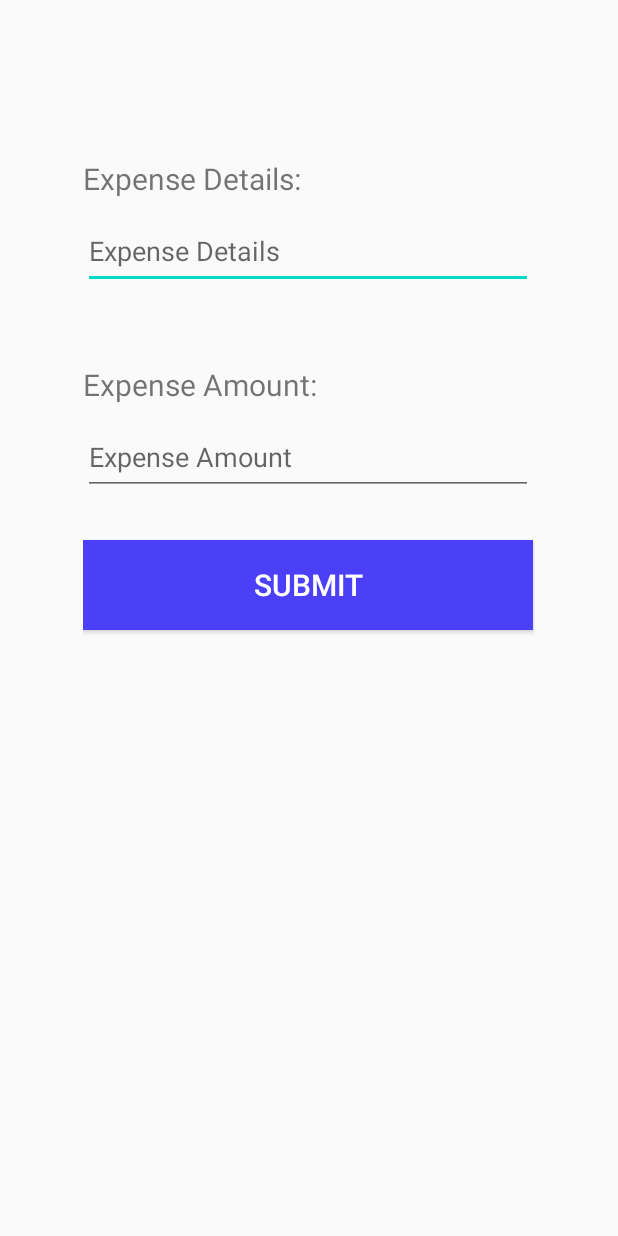
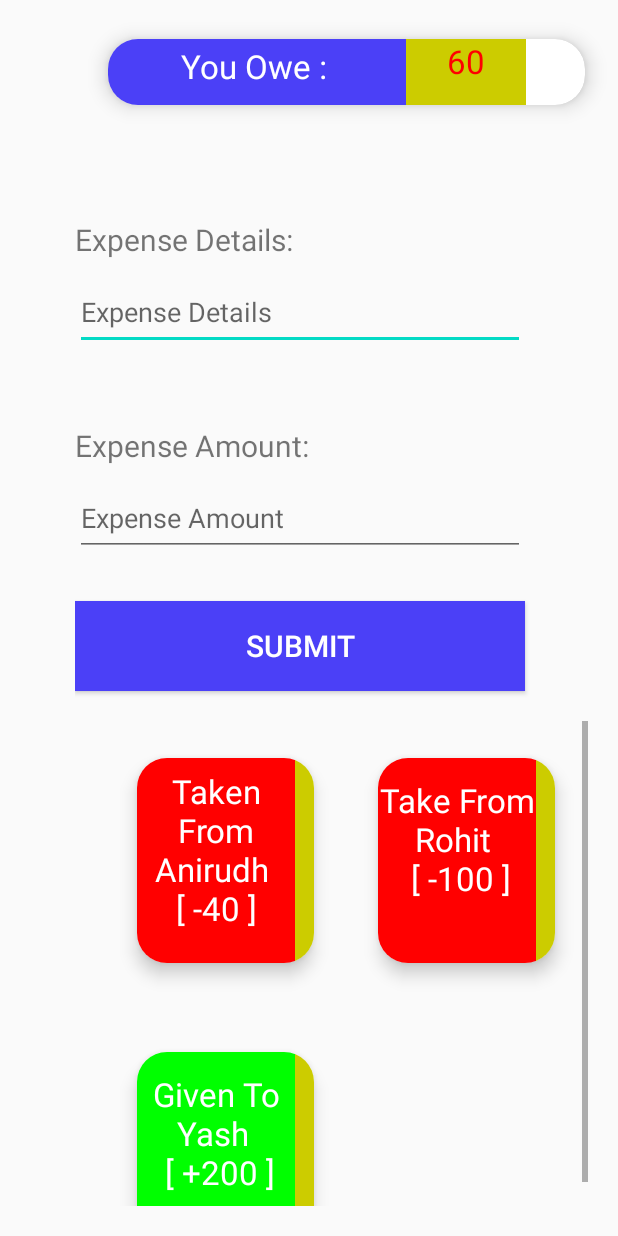
Before and after one commit to riotgage/Student-DigiAssist, an Android app: the AddExpense screen opened directly, with no data from a screen before it, on a phone screen of 412 x 824 dp. Run offline under Robolectric (Android 15) with nearby library versions, the phone set to English and light mode, and no system bars.

Commit message:
notes Screen Completed And Expense Screen Completed

```diff
--- a/app/src/main/java/com/example/student_digiassist/AddExpense.java
+++ b/app/src/main/java/com/example/student_digiassist/AddExpense.java
@@ -2,13 +2,90 @@ package com.example.student_digiassist;
 
 import androidx.appcompat.app.AppCompatActivity;
 
+import android.graphics.Color;
 import android.os.Bundle;
+import android.view.View;
+import android.view.ViewGroup;
+import android.widget.AdapterView;
+import android.widget.EditText;
+import android.widget.GridView;
+import android.widget.LinearLayout;
+import android.widget.TextView;
+import android.widget.Toast;
+
+import java.util.ArrayList;
 
 public class AddExpense extends AppCompatActivity {
 
+    GridView grid;
+    TextView show;
+    EditText details,amount;
+    ArrayList<String> Detail_list = new ArrayList<String>();
+   int total = 0;
+    ArrayList<Integer> Code = new ArrayList<Integer>();
+
     @Override
     protected void onCreate(Bundle savedInstanceState) {
+        Detail_list.add("Taken From Anirudh \n [ -40 ] ");
+        Code.add(6);
+        Detail_list.add("Take From Rohit \n [ -100 ]");
+        Code.add(6);
+        Detail_list.add("Given To Yash \n [ +200 ]");
+        Code.add(5);
         super.onCreate(savedInstanceState);
         setContentView(R.layout.activity_add_expense);
+        CustomGrid adapter = new CustomGrid(AddExpense.this, Detail_list,Code,-1,"");
+        grid=(GridView)findViewById(R.id.grid);
+        grid.setAdapter(adapter);
+        show = (TextView)findViewById(R.id.grid_text);
+        details = (EditText) findViewById(R.id.details);
+        amount = (EditText) findViewById(R.id.amount);
+        total = 60;
+        show.setText(String.valueOf(total));
+        show.setTextColor(Color.parseColor("#FF0000"));
+
+        grid.setOnItemClickListener(new AdapterView.OnItemClickListener() {
+            @Override
+            public void onItemClick(AdapterView<?> parent, View view,
+                                    int position, long id) {
+                Toast.makeText(AddExpense.this,  Detail_list.get(+position), Toast.LENGTH_SHORT).show();
+
+            }
+        });
+
+    }
+
+    public void insert(View view) {
+        String t = details.getText().toString();
+        String c = amount.getText().toString();
+        if(t!= ""&&c!="")
+        {
+            Detail_list.add(0,t+"\n [ "+c+" ]");
+                if(c.charAt(0) =='-')
+                {
+
+                    Code.add(0,6);
+                }
+                else
+                {
+                    Code.add(0,5);
+                }
+                total = total + Integer.parseInt(c.toString());
+                details.setText("");
+                amount.setText("");
+            show.setText(String.valueOf(total));
+            if(total<0)
+                show.setTextColor(Color.parseColor("#FF0000"));
+            else
+                show.setTextColor(Color.parseColor("#00FF00"));
+            Toast.makeText(AddExpense.this, "Expense Added ", Toast.LENGTH_SHORT).show();
+            CustomGrid adapter = new CustomGrid(AddExpense.this, Detail_list,Code,-1,"");
+            grid=(GridView)findViewById(R.id.grid);
+            grid.setAdapter(adapter);
+        }
+        else
+        {
+            Toast.makeText(AddExpense.this, "Plz insert the proper values ", Toast.LENGTH_SHORT).show();
+        }
     }
 }
--- a/app/src/main/java/com/example/student_digiassist/CustomGrid.java
+++ b/app/src/main/java/com/example/student_digiassist/CustomGrid.java
@@ -9,6 +9,9 @@ import android.widget.BaseAdapter;
 import android.widget.ImageView;
 import android.widget.LinearLayout;
 import android.widget.TextView;
+
+import androidx.cardview.widget.CardView;
+import androidx.core.content.ContextCompat;
 
 import java.util.List;
 
@@ -54,24 +57,24 @@ public class CustomGrid extends BaseAdapter{
 
         if (convertView == null) {
 
-            grid = new View(mContext);
+//            grid = new View(mContext);
             grid = inflater.inflate(R.layout.grid, null);
             TextView textView = (TextView) grid.findViewById(R.id.grid_text);
-            LinearLayout li = (LinearLayout) grid.findViewById(R.id.layoutsize);
-             textView.setText(title.get(position));
-            if(shapes.get(position) == 1)
-                li.setBackgroundResource(R.drawable.shape);
-            else if(shapes.get(position) ==2)
-                li.setBackgroundResource(R.drawable.shape2);
-            else
-                li.setBackgroundResource(R.drawable.shape3);
+            textView.setText(title.get(position));
+            LinearLayout li  = (LinearLayout) grid.findViewById(R.id.card_view);
+            if(shapes.get(position) == 4)
+            {
+                li.setBackgroundColor(Color.parseColor("#CCCC00"));
+            }
+            else if(shapes.get(position) == 5)
+            {
+                li.setBackgroundColor(Color.parseColor("#00FF00"));
+            }
+            else if(shapes.get(position) == 6)
+            {
+                li.setBackgroundColor(Color.parseColor("#FF0000"));
+            }
 
-            if(position == loc)
-            {
-                textView.setText(containst);
-                textView.setTextSize(15);
-                li.setBackgroundResource(R.drawable.shape4);
-            }
 
         } else {
             grid = (View) convertView;
--- a/app/src/main/java/com/example/student_digiassist/MainActivity.java
+++ b/app/src/main/java/com/example/student_digiassist/MainActivity.java
@@ -20,8 +20,11 @@ public class MainActivity extends AppCompatActivity {
     }
 
     public void notesScreen(View view) {
-        startActivity(new Intent(MainActivity.this, Alerts.class));
+        startActivity(new Intent(MainActivity.this, notes.class));
     }
 
 
+    public void expensescreenb(View view) {
+        startActivity(new Intent(MainActivity.this, AddExpense.class));
+    }
 }
--- a/app/src/main/res/layout/activity_add_expense.xml
+++ b/app/src/main/res/layout/activity_add_expense.xml
@@ -1,16 +1,75 @@
 <?xml version="1.0" encoding="utf-8"?>
-<androidx.constraintlayout.widget.ConstraintLayout xmlns:android="http://schemas.android.com/apk/res/android"
+<LinearLayout xmlns:android="http://schemas.android.com/apk/res/android"
     xmlns:app="http://schemas.android.com/apk/res-auto"
     xmlns:tools="http://schemas.android.com/tools"
     android:layout_width="match_parent"
     android:layout_height="match_parent"
+    android:orientation="horizontal"
     tools:context=".AddExpense">
 
     <LinearLayout
         android:orientation="vertical"
         android:layout_width="match_parent"
         android:layout_height="match_parent"
-        android:padding="55dp">
+        android:paddingLeft="50dp">
+        <androidx.cardview.widget.CardView
+            xmlns:card_view="https://schemas.android.com/apk/res-auto"
+            android:layout_width="match_parent"
+            android:layout_height="80dp"
+            card_view:cardBackgroundColor="#ffffff"
+            app:cardCornerRadius="20dp"
+            app:cardElevation="8dp"
+            android:layout_margin="8dp"
+            android:padding="2dp"
+            app:cardUseCompatPadding="true">
+
+            <LinearLayout
+                android:weightSum="3"
+                android:layout_width="match_parent"
+                android:layout_height="match_parent"
+                android:orientation="horizontal">
+
+                <LinearLayout
+                    android:id="@+id/card_view"
+                    android:layout_width="120dp"
+                    android:weightSum="4"
+                    android:background="@color/colorPrimaryDark"
+                    android:layout_height="match_parent"
+                    android:layout_weight="2"
+                    android:orientation="vertical">
+
+                    <TextView
+                        android:layout_width="match_parent"
+                        android:layout_height="wrap_content"
+                        android:layout_gravity="center_horizontal"
+                        android:textColor="#ffffff"
+                        android:text="You Owe : "
+                        android:layout_weight="2"
+                        android:gravity="center"
+                        android:textAppearance="?android:attr/textAppearanceLarge"/>
+
+                </LinearLayout>
+                <LinearLayout
+                    android:layout_width="80dp"
+                    android:background="#CCCC00"
+                    android:layout_height="match_parent"
+                    android:orientation="horizontal">
+                    <TextView
+                        android:layout_width="match_parent"
+                        android:layout_height="wrap_content"
+                        android:layout_gravity="center_horizontal"
+                        android:textColor="#ffffff"
+                        android:id="@+id/grid_text"
+                        android:layout_weight="2"
+                        android:gravity="center"
+                        android:textAppearance="?android:attr/textAppearanceLarge"/>
+
+                </LinearLayout>
+
+            </LinearLayout>
+
+        </androidx.cardview.widget.CardView>
+
 
         <TextView
             android:layout_width="182dp"
@@ -20,6 +79,7 @@
             android:textSize="20dp"></TextView>
 
         <EditText
+            android:id="@+id/details"
             android:layout_width="300dp"
             android:layout_height="50dp"
             android:layout_marginTop="10dp"
@@ -33,20 +93,37 @@
             android:textSize="20dp"></TextView>
 
         <EditText
+            android:id="@+id/amount"
             android:layout_width="300dp"
             android:layout_height="50dp"
             android:layout_marginTop="10dp"
             android:hint="Expense Amount"></EditText>
 
         <Button
+            android:id="@+id/submit"
             android:layout_width="300dp"
             android:layout_height="60dp"
             android:layout_marginTop="30dp"
+            android:onClick="insert"
             android:text="Submit"
             android:textSize="20dp"
             android:background="@color/colorPrimaryDark"
             android:textColor="@color/white"></Button>
 
+        <GridView
+            android:numColumns="auto_fit"
+            android:gravity="center_horizontal"
+            android:columnCount="2"
+            android:padding="20dp"
+            android:verticalSpacing="10dp"
+            android:layout_width="fill_parent"
+            android:layout_height="fill_parent"
+            android:id="@+id/grid"
+            tools:ignore="MissingConstraints" />
+
     </LinearLayout>
 
-</androidx.constraintlayout.widget.ConstraintLayout>
+
+
+
+</LinearLayout>
--- a/app/src/main/res/layout/activity_main.xml
+++ b/app/src/main/res/layout/activity_main.xml
@@ -123,6 +123,7 @@
                 android:layout_rowWeight="1"
                 app:cardElevation="60dp"
                 app:cardCornerRadius="12dp"
+                android:onClick="expensescreenb"
                 android:layout_margin="12dp">
                 <LinearLayout
                     android:orientation="vertical"
--- a/app/src/main/res/layout/activity_notes.xml
+++ b/app/src/main/res/layout/activity_notes.xml
@@ -50,6 +50,8 @@
             android:layout_gravity="center"
             android:orientation="vertical"
             android:padding="20dp"
+            android:focusable="false"
+            android:focusableInTouchMode="true"
             android:layout_height="1dp">
 
             <EditText
@@ -79,8 +81,6 @@
 
 
 
-
-
         <GridView
             android:numColumns="auto_fit"
             android:gravity="center_horizontal"
--- a/app/src/main/res/layout/grid.xml
+++ b/app/src/main/res/layout/grid.xml
@@ -1,24 +1,57 @@
 <LinearLayout  xmlns:android="http://schemas.android.com/apk/res/android"
-    xmlns:tools="http://schemas.android.com/tools"
-    android:layout_width="wrap_content"
-    android:layout_height="wrap_content"
-    android:padding="20dp" >
+    android:layout_width="match_parent"
+    xmlns:app="http://schemas.android.com/apk/res-auto"
+    android:orientation="vertical"
+    android:layout_height="wrap_content">
 
-    <LinearLayout
-        android:layout_width="180dp"
-        android:id="@+id/layoutsize"
-        android:layout_height="200dp">
+    <androidx.cardview.widget.CardView
+        xmlns:card_view="https://schemas.android.com/apk/res-auto"
+        android:layout_width="match_parent"
+        android:layout_height="170dp"
+        card_view:cardBackgroundColor="#ffffff"
+        app:cardCornerRadius="20dp"
+        app:cardElevation="7dp"
+        android:layout_margin="8dp"
+        android:padding="5dp"
+        app:cardUseCompatPadding="true">
 
-        <TextView
-            android:id="@+id/grid_text"
-            android:layout_width="wrap_content"
-            android:layout_height="wrap_content"
-            android:gravity="center_vertical"
-            android:singleLine="true"
-            android:textSize="25sp"
-            android:textStyle="bold"/>
+        <LinearLayout
+            android:weightSum="3"
+            android:layout_width="match_parent"
+            android:layout_height="match_parent"
+            android:orientation="horizontal">
 
-    </LinearLayout>
+            <LinearLayout
+                android:id="@+id/card_view"
+                android:layout_width="120dp"
+                android:weightSum="4"
+                android:background="@color/colorPrimaryDark"
+                android:layout_height="match_parent"
+                android:layout_weight="2"
+                android:orientation="vertical">
+
+                <TextView
+                    android:layout_width="match_parent"
+                    android:layout_height="wrap_content"
+                    android:layout_gravity="center_horizontal"
+                    android:textColor="#ffffff"
+                    android:id="@+id/grid_text"
+                    android:layout_weight="2"
+                    android:gravity="center"
+                    android:textAppearance="?android:attr/textAppearanceLarge"/>
+
+            </LinearLayout>
+            <LinearLayout
+                android:layout_width="20dp"
+                android:background="#CCCC00"
+                android:layout_height="match_parent"
+                android:orientation="horizontal">
+
+            </LinearLayout>
+
+        </LinearLayout>
+
+    </androidx.cardview.widget.CardView>
 
 
 
--- a/app/src/main/res/values/colors.xml
+++ b/app/src/main/res/values/colors.xml
@@ -4,4 +4,6 @@
     <color name="colorPrimaryDark">#4b40f7</color>
     <color name="colorAccent">#03DAC5</color>
     <color name="white">#FFFFFF</color>
+    <color name="red">#00FF00</color>
+    <color name="green">#FF0000</color>
 </resources>
```
Also changed, not shown: app/src/main/java/com/example/student_digiassist/notes.java (+33 -7 lines).
